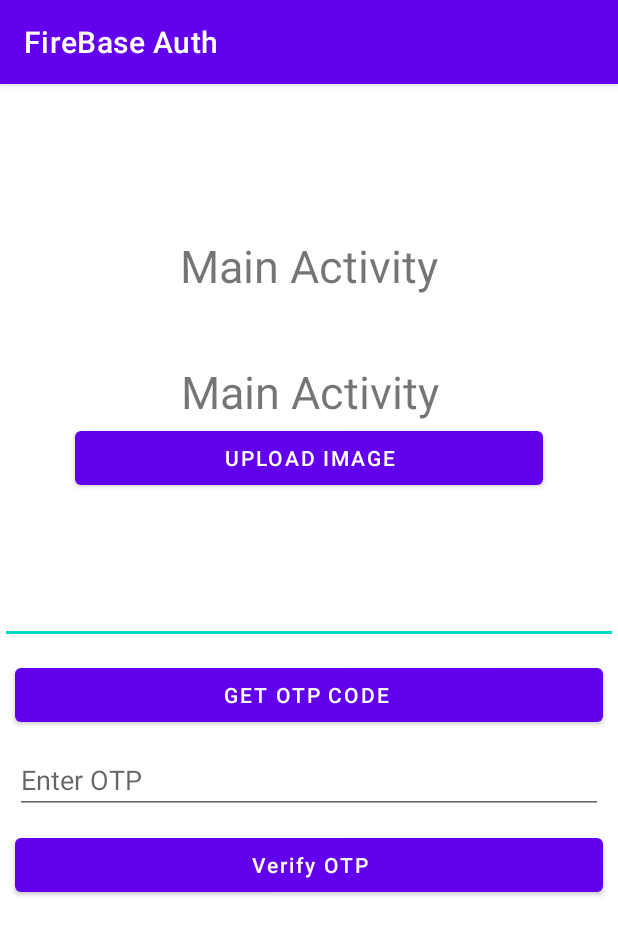
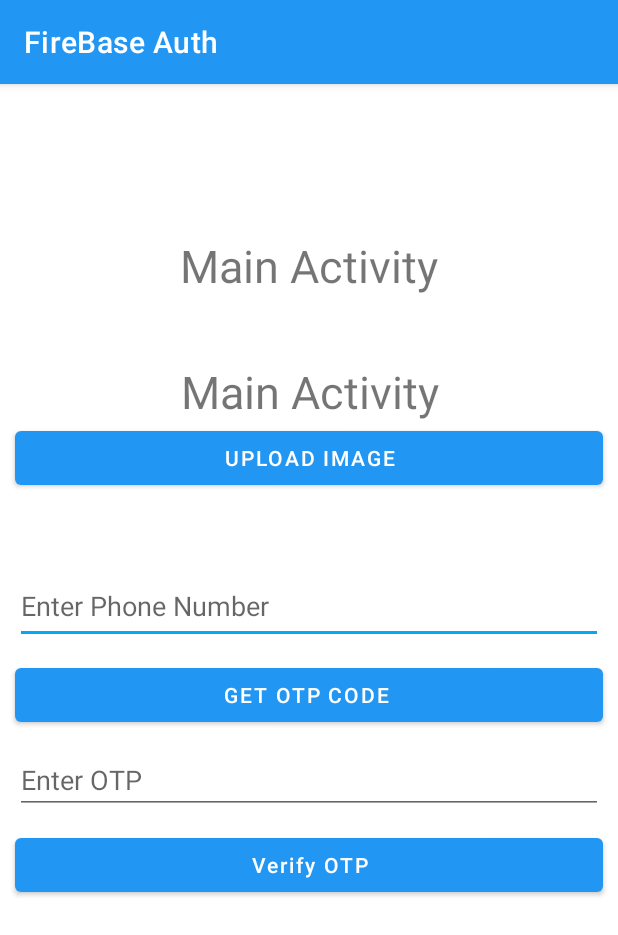
Before and after one commit to saeed144446/FireBaseAuthentication, an Android app: the MainActivity screen opened directly, with no data from a screen before it, on a phone screen of 412 x 824 dp. Shown: the top 935 px of the screen. Run offline under Robolectric (Android 15) with nearby library versions, the phone set to English and light mode, and no system bars; our stand-ins replace Firebase (no records; nobody signed in at launch, a user with empty details on screens opened directly); 3 statements that could not run were skipped.

Commit message:
uicolor change

```diff
--- a/app/src/main/java/com/example/firebaseauth/MainActivity.java
+++ b/app/src/main/java/com/example/firebaseauth/MainActivity.java
@@ -19,19 +19,9 @@ import com.google.android.gms.tasks.OnCompleteListener;
 import com.google.android.gms.tasks.OnFailureListener;
 import com.google.android.gms.tasks.OnSuccessListener;
 import com.google.android.gms.tasks.Task;
-import com.google.android.material.bottomnavigation.BottomNavigationView;
-
-import androidx.activity.result.ActivityResultLauncher;
-import androidx.activity.result.contract.ActivityResultContract;
 import androidx.annotation.NonNull;
 import androidx.annotation.Nullable;
 import androidx.appcompat.app.AppCompatActivity;
-import androidx.core.app.ActivityOptionsCompat;
-import androidx.navigation.NavController;
-import androidx.navigation.Navigation;
-import androidx.navigation.ui.AppBarConfiguration;
-import androidx.navigation.ui.NavigationUI;
-
 import com.example.firebaseauth.databinding.ActivityMainBinding;
 import com.google.firebase.FirebaseException;
 import com.google.firebase.auth.AuthResult;
@@ -55,33 +45,24 @@ import java.util.concurrent.TimeUnit;
 
 public class MainActivity extends AppCompatActivity {
 
-    private ActivityMainBinding binding;
-
     private TextView text,text1;
     private Button UploadImage;
     private    ProgressDialog dialog;
     private Uri uri;
-
     private EditText edtPhone, edtOTP;
     private Button verifyOTPBtn, generateOTPBtn;
-
     private String verificationId;
-
     private FirebaseAuth mAuth;
 
     @Override
     protected void onCreate(Bundle savedInstanceState) {
         super.onCreate(savedInstanceState);
-
         setContentView(R.layout.activity_main);
 
         mAuth=FirebaseAuth.getInstance();
-
-
         text=findViewById(R.id.text);
         text1=findViewById(R.id.text1);
         UploadImage=findViewById(R.id.uploadimage);
-
         edtPhone = findViewById(R.id.idEdtPhoneNumber);
         edtOTP = findViewById(R.id.idEdtOtp);
         verifyOTPBtn = findViewById(R.id.idBtnVerify);
@@ -101,38 +82,29 @@ public class MainActivity extends AppCompatActivity {
               startActivityForResult(intent,5);
 
            dialog=new ProgressDialog(MainActivity.this);
-
-
             }
         });
-
-
 
 
         generateOTPBtn.setOnClickListener(new View.OnClickListener() {
             @Override
             public void onClick(View v) {
-                // below line is for checking whether the user
-                // has entered his mobile number or not.
+
                 if (TextUtils.isEmpty(edtPhone.getText().toString())) {
-                    // when mobile number text field is empty
-                    // displaying a toast message.
+
                     Toast.makeText(MainActivity.this, "Please enter a valid phone number.", Toast.LENGTH_SHORT).show();
                 } else {
-                    // if the text field is not empty we are calling our
-                    // send OTP method for getting OTP from Firebase.
                     String phone = "+92" + edtPhone.getText().toString();
                     sendVerificationCode(phone);
                 }
             }
         });
 
-        // initializing on click listener
-        // for verify otp button
+
         verifyOTPBtn.setOnClickListener(new View.OnClickListener() {
             @Override
             public void onClick(View v) {
-                // validating if the OTP text field is empty or not.
+
                 if (TextUtils.isEmpty(edtOTP.getText().toString())) {
                     // if the OTP text field is empty display
                     // a message to user to enter OTP
@@ -228,7 +200,7 @@ public class MainActivity extends AppCompatActivity {
             super.onCodeSent(s, forceResendingToken);
             // when we receive the OTP it
             // contains a unique id which
-            // we are storing in our string
+            // we are storing in our strig
             // which we have already created.
             verificationId = s;
         }
@@ -274,14 +246,13 @@ public class MainActivity extends AppCompatActivity {
 
 
 
-
     @Override
     protected void onActivityResult(int requestCode, int resultCode, @Nullable Intent data) {
         super.onActivityResult(requestCode, resultCode, data);
 
         if (requestCode == 5 && resultCode==RESULT_OK){
              uri= data.getData();
-            dialog.setTitle("UpLoading.....");
+            dialog.setTitle("uploading...");
             dialog.show();
             uploadImage();
         }
--- a/app/src/main/java/com/example/firebaseauth/SignupActivity.java
+++ b/app/src/main/java/com/example/firebaseauth/SignupActivity.java
@@ -74,7 +74,6 @@ public class SignupActivity extends AppCompatActivity {
 
                 if (task.isSuccessful()){
                     Toast.makeText(SignupActivity.this, "Registration is Complete", Toast.LENGTH_SHORT).show();
-
                     progressbar.setVisibility(View.GONE);
                     Intent intent=new Intent(SignupActivity.this, LoginActivity.class);
                     startActivity(intent);
--- a/app/src/main/res/layout/activity_main.xml
+++ b/app/src/main/res/layout/activity_main.xml
@@ -36,15 +36,20 @@
         android:id="@+id/uploadimage"
         android:layout_width="match_parent"
         android:layout_height="wrap_content"
+        android:layout_marginHorizontal="10dp"
         android:text="Upload Image"
-        app:layout_constraintTop_toBottomOf="@id/text1"
-        android:layout_marginHorizontal="50dp"/>
+        app:layout_constraintEnd_toEndOf="parent"
+        app:layout_constraintStart_toStartOf="parent"
+        app:layout_constraintTop_toBottomOf="@id/text1" />
 
 
     <EditText
         android:id="@+id/idEdtPhoneNumber"
         android:layout_width="match_parent"
         android:layout_height="50dp"
+        android:hint="Enter Phone Number"
+        android:inputType="phone"
+        android:layout_marginHorizontal="10dp"
         app:layout_constraintTop_toBottomOf="@id/uploadimage"
         android:layout_marginTop="50dp"/>
 
--- a/app/src/main/res/values/colors.xml
+++ b/app/src/main/res/values/colors.xml
@@ -1,10 +1,10 @@
 <?xml version="1.0" encoding="utf-8"?>
 <resources>
     <color name="purple_200">#FFBB86FC</color>
-    <color name="purple_500">#FF6200EE</color>
-    <color name="purple_700">#FF3700B3</color>
-    <color name="teal_200">#FF03DAC5</color>
-    <color name="teal_700">#FF018786</color>
+    <color name="purple_500">#2196F3</color>
+    <color name="purple_700">#03A9F4</color>
+    <color name="teal_200">#03A9F4</color>
+    <color name="teal_700">#03A9F4</color>
     <color name="black">#FF000000</color>
     <color name="white">#FFFFFFFF</color>
 </resources>
```
